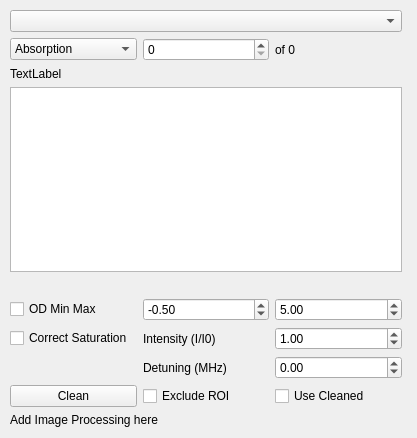
Old version of the form ui/ImageBrowser.ui in the repository shreyaspotnis/ipbec.
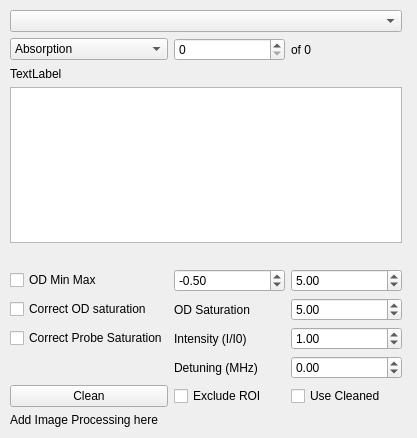
New version of the form.

Commit message: Added OD Saturation correction

```diff
--- a/ui/ImageBrowser.ui
+++ b/ui/ImageBrowser.ui
@@ -34,7 +34,7 @@
     <item row="10" column="0">
      <widget class="QCheckBox" name="correctSaturationCheckBox">
       <property name="text">
-       <string>Correct Saturation</string>
+       <string>Correct Probe Saturation</string>
       </property>
      </widget>
     </item>
@@ -217,6 +217,27 @@
       </property>
      </widget>
     </item>
+    <item row="7" column="0">
+     <widget class="QCheckBox" name="correctODSaturationCheckBox">
+      <property name="text">
+       <string>Correct OD saturation</string>
+      </property>
+     </widget>
+    </item>
+    <item row="7" column="2">
+     <widget class="QDoubleSpinBox" name="odSatSpin">
+      <property name="value">
+       <double>5.000000000000000</double>
+      </property>
+     </widget>
+    </item>
+    <item row="7" column="1">
+     <widget class="QLabel" name="label_2">
+      <property name="text">
+       <string>OD Saturation</string>
+      </property>
+     </widget>
+    </item>
    </layout>
   </widget>
  </widget>
```
Left out of the diff: 46 changed lines with no effect on the pictures. The commit also changes 4 other files.
